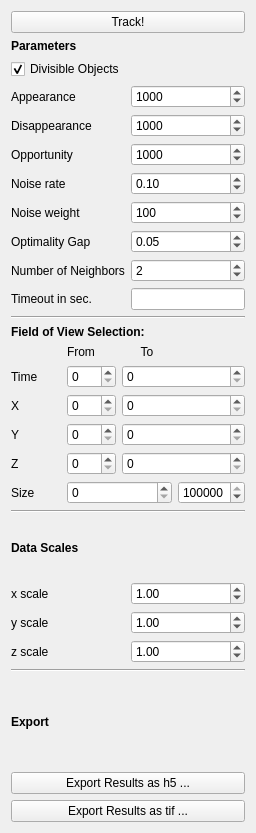
Above: ilastik/applets/tracking/chaingraph/drawer.ui from ilastik/ilastik before the change. Below: the same form after it.
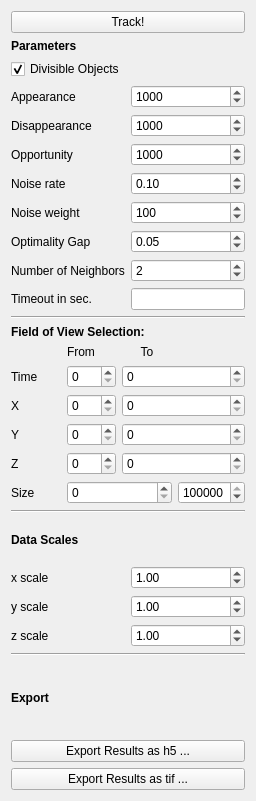
That is the form after the change.

The edit to the form file:
```diff
--- a/ilastik/applets/tracking/chaingraph/drawer.ui
+++ b/ilastik/applets/tracking/chaingraph/drawer.ui
@@ -7,7 +7,7 @@
     <x>0</x>
     <y>0</y>
     <width>256</width>
-    <height>833</height>
+    <height>801</height>
    </rect>
   </property>
   <property name="sizePolicy">
```
Left out of the diff: 2 changed lines with no effect on the pictures.
